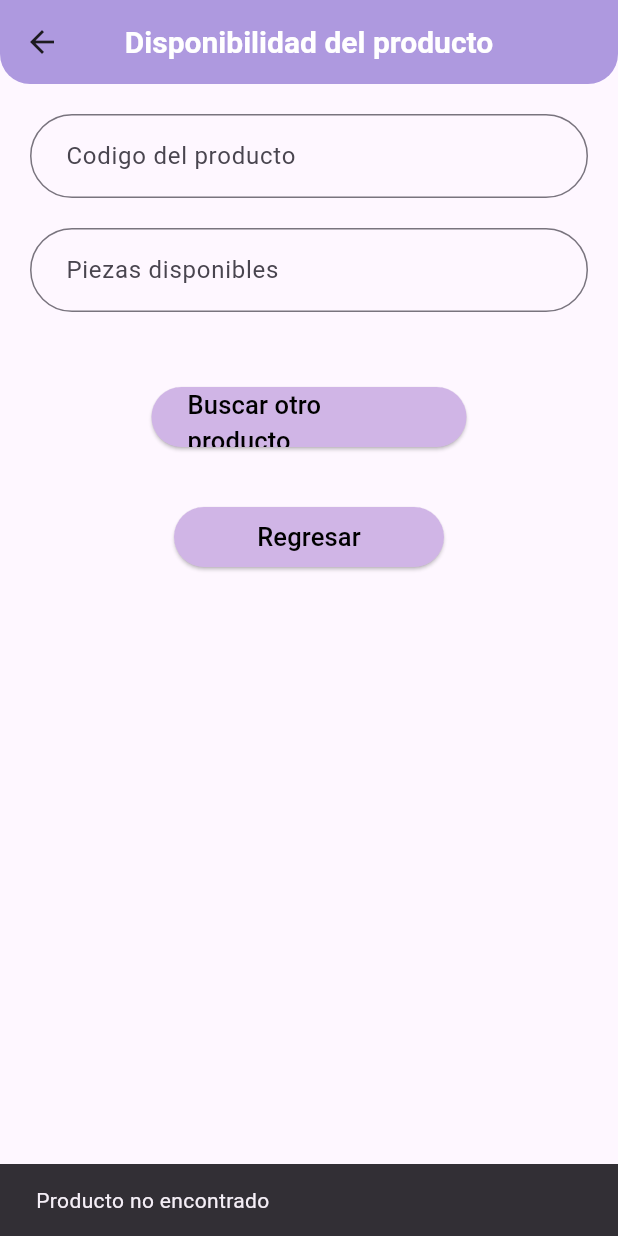
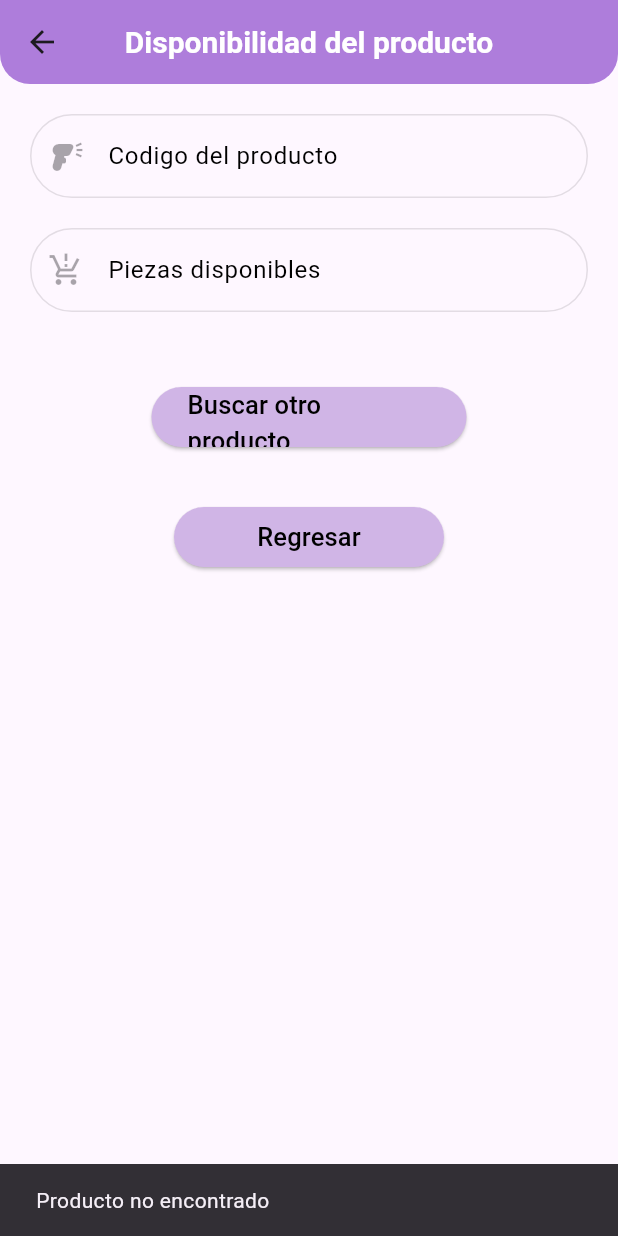
Before and after one commit to YuKy0E/SistemaAVDA, a Flutter app: the Dispo_pro screen opened directly with empty values, on a phone screen of 412 x 824 dp. Run offline on Flutter 3.47's test engine with Material 3 defaults, Android fonts, the phone set to English and light mode, and no system bars; our stand-ins replace cloud_firestore, firebase_auth, firebase_core; accounts and stored records are empty.

Commit message:
Se realizo el ajuste de iconos
Se realizo el ajuste de iconos en los espacio de mostrar resultados de busqueda y se configuro para que solo muestre la informacion solicitada, se quedo como salida de texto no como entrada que estaba anteriormente

```diff
--- a/lib/administración/dispo_prod.dart
+++ b/lib/administración/dispo_prod.dart
@@ -68,7 +68,7 @@ class _Dispo_proState extends State<Dispo_pro> {
   Widget build(BuildContext context) {
     return Scaffold(
       appBar: AppBar(
-        backgroundColor: const Color.fromARGB(255, 174, 153, 223),
+        backgroundColor: const Color.fromARGB(255, 174, 125, 219),
         elevation: 0,
         centerTitle: true,
         shape: const RoundedRectangleBorder(
@@ -92,30 +92,40 @@ class _Dispo_proState extends State<Dispo_pro> {
           children: <Widget>[
             Container(
               padding: const EdgeInsets.all(10),
-              child: TextField(
+              child: TextFormField(
+                enabled: false,
                 controller: nameController,
                 decoration: InputDecoration(
+                  prefixIcon: const Icon(Icons.barcode_reader), // Icono para codigo
                   border: OutlineInputBorder(
                     borderRadius: BorderRadius.circular(30.0),
+                    borderSide: const BorderSide(color: Colors.black),
                   ),
                   contentPadding: const EdgeInsets.symmetric(
                       vertical: 16.0, horizontal: 20.0),
                   labelText: 'Codigo del producto',
+                  labelStyle: const TextStyle(color: Colors.black),
                 ),
+                style: const TextStyle(color: Colors.black),
               ),
             ),
             Container(
               padding: const EdgeInsets.all(10),
-              child: TextField(
+              child: TextFormField(
+                enabled: false,
                 controller: passwordController,
                 decoration: InputDecoration(
+                  prefixIcon: const Icon(Icons.production_quantity_limits),
                   border: OutlineInputBorder(
                     borderRadius: BorderRadius.circular(30.0),
+                    borderSide: const BorderSide(color: Colors.black),
                   ),
                   contentPadding: const EdgeInsets.symmetric(
                       vertical: 16.0, horizontal: 20.0),
                   labelText: 'Piezas disponibles',
+                  labelStyle: const TextStyle(color: Colors.black),
                 ),
+                style: const TextStyle(color: Colors.black),
               ),
             ),
             const SizedBox(
```
